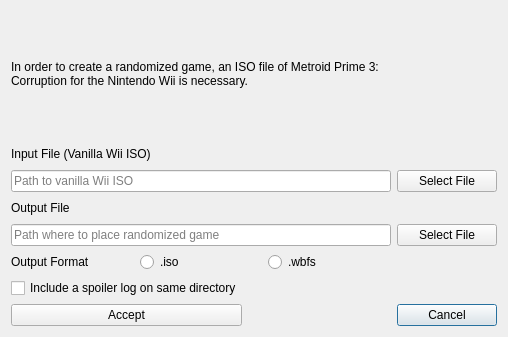
First picture: the form in randovania/games/prime3/gui/ui_files/corruption_game_export_dialog.ui, repository Schwork-Corruption/corruptovania, before the edit.
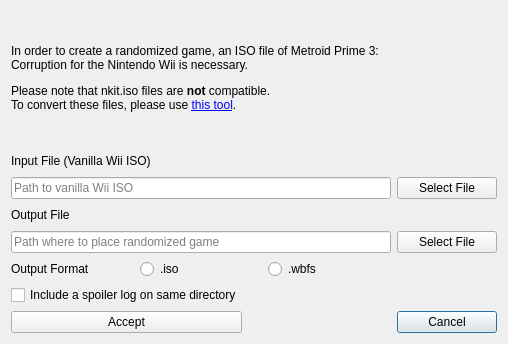
Second picture: the form after the edit.

Commit message: depreciate nkit.isos

```diff
--- a/randovania/games/prime3/gui/ui_files/corruption_game_export_dialog.ui
+++ b/randovania/games/prime3/gui/ui_files/corruption_game_export_dialog.ui
@@ -7,7 +7,7 @@
     <x>0</x>
     <y>0</y>
     <width>508</width>
-    <height>337</height>
+    <height>344</height>
    </rect>
   </property>
   <property name="windowTitle">
@@ -37,7 +37,7 @@
    <item row="0" column="0" colspan="2">
     <widget class="QLabel" name="description_label">
      <property name="text">
-      <string>&lt;html&gt;&lt;head/&gt;&lt;body&gt;&lt;p&gt;In order to create a randomized game, an ISO file of Metroid Prime 3: Corruption for the Nintendo Wii is necessary.&lt;/p&gt;&lt;/body&gt;&lt;/html&gt;</string>
+      <string>&lt;html&gt;&lt;head/&gt;&lt;body&gt;&lt;p&gt;In order to create a randomized game, an ISO file of Metroid Prime 3: Corruption for the Nintendo Wii is necessary.&lt;/p&gt;&lt;p&gt;Please note that nkit.iso files are &lt;b&gt;not&lt;/b&gt; compatible.&lt;br&gt;&lt;/br&gt; To convert these files, please use &lt;a href = &quot;https://gbatemp.net/download/nkit.36157/&quot;&gt;this tool&lt;/a&gt;.&lt;/p&gt;&lt;/body&gt;&lt;/html&gt;</string>
      </property>
      <property name="wordWrap">
       <bool>true</bool>
```
